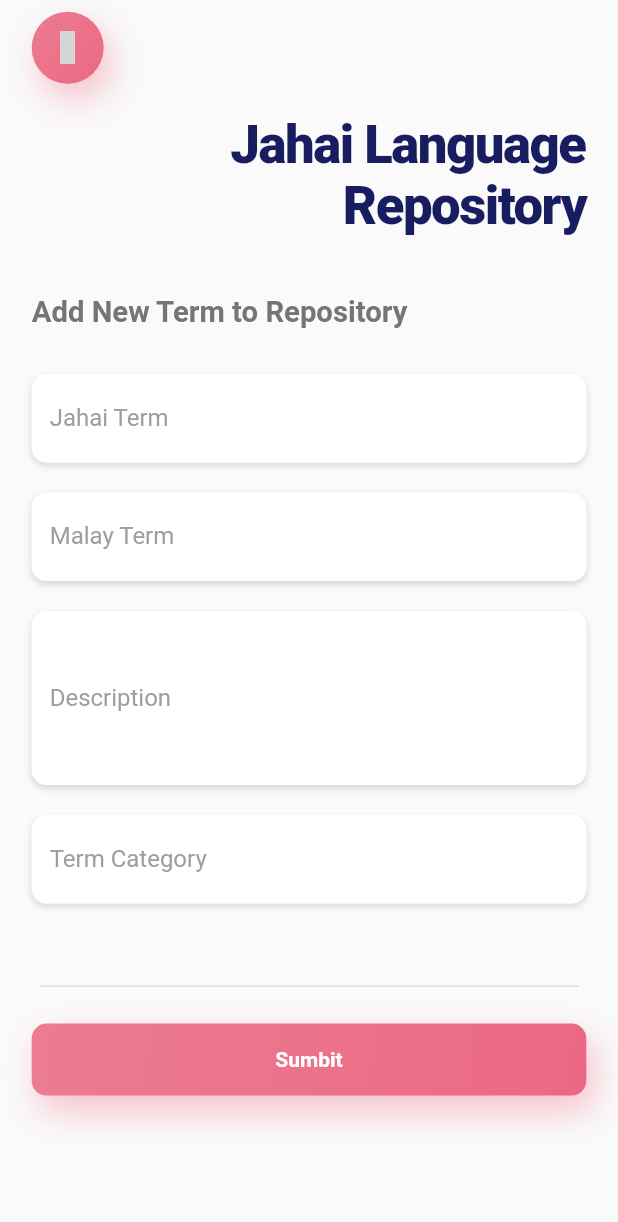
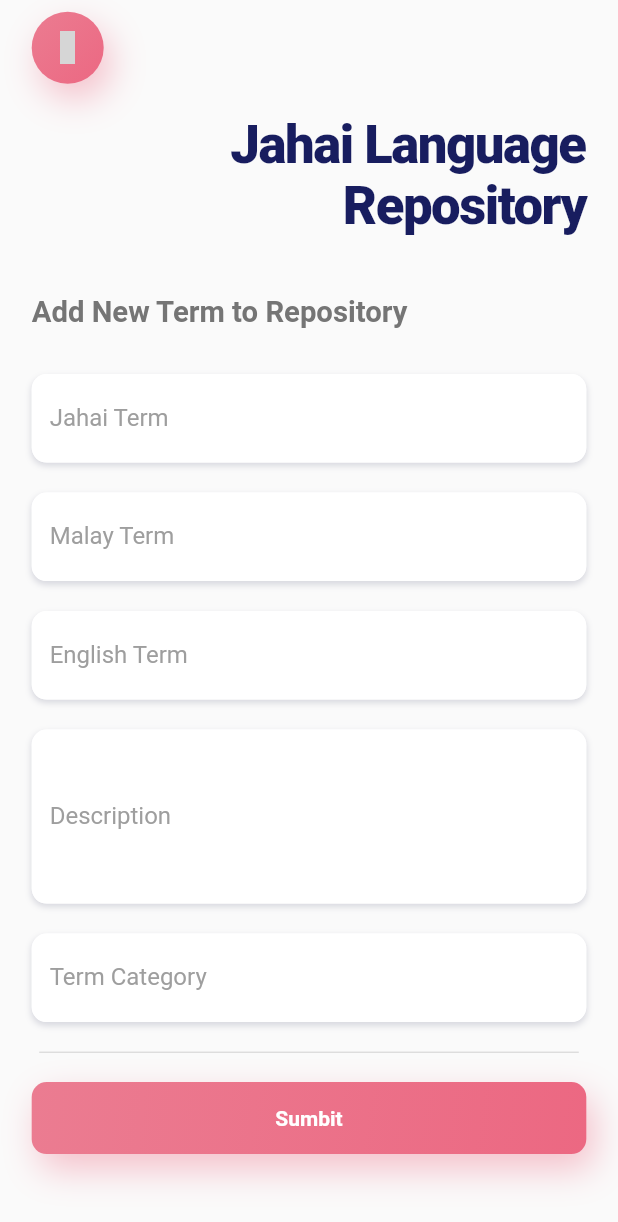
Before and after one commit to aisarnazmi/digital_jahai, a Flutter app: the LibraryView screen opened directly, on a phone screen of 412 x 824 dp. Shown: the top 1222 px of the screen. Run offline on Flutter 3.47's test engine with Material 2 defaults, Android fonts, the phone set to English and light mode, and no system bars; our stand-ins replace flutter_linkify, flutter_screenutil, flutter_svg, get, get_storage, iconly and 3 more; missing offline and left inert: ms_undraw, platform_device_id; accounts and stored records are empty; grey boxes are pictures that could not be loaded.

Commit message:
implement getx controller for library module

```diff
--- a/lib/views/library_view.dart
+++ b/lib/views/library_view.dart
@@ -1,90 +1,25 @@
-// Dart imports:
-import 'dart:async';
-
 // Flutter imports:
 import 'package:flutter/material.dart';
 
 // Package imports:
-import 'package:cool_alert/cool_alert.dart';
 import 'package:flutter_screenutil/flutter_screenutil.dart';
+import 'package:get/get.dart';
 import 'package:iconly/iconly.dart';
+import 'package:modal_bottom_sheet/modal_bottom_sheet.dart';
 
 // Project imports:
-import '../utils/http_service.dart';
+import '../controllers/library_controller.dart';
 
-class LibraryView extends StatefulWidget {
-  const LibraryView({Key? key}) : super(key: key);
-
-  @override
-  State<LibraryView> createState() => _LibraryViewState();
-}
-
-class _LibraryViewState extends State<LibraryView> {
-  final TextEditingController jahaiTermController = TextEditingController();
-  final TextEditingController malayTermController = TextEditingController();
-  final TextEditingController englishTermController = TextEditingController();
-  final TextEditingController descriptionController = TextEditingController();
-  final TextEditingController termCategoryController = TextEditingController();
-
-  Future _storeLibrary(BuildContext context) async {
-    CoolAlert.show(
-        context: context,
-        type: CoolAlertType.loading,
-        text: "Please wait...",
-        barrierDismissible: false);
-
-    var payload = {
-      "jahai_term": jahaiTermController.text,
-      "malay_term": malayTermController.text,
-      "english_term": englishTermController.text,
-      "description": descriptionController.text,
-      "term_category": termCategoryController.text
-    };
-
-    final headers = {
-      'Content-Type': 'application/json',
-      'Accept': 'application/json'
-    };
-
-    final response =
-        await HttpService().post('/library/store', headers, payload);
-
-    if (response.statusCode == 200) {
-      if (!mounted) return;
-      Navigator.pop(context);
-
-      jahaiTermController.text = "";
-      malayTermController.text = "";
-      englishTermController.text = "";
-      descriptionController.text = "";
-      termCategoryController.text = "";
-
-      CoolAlert.show(
-          context: context,
-          type: CoolAlertType.success,
-          title: "Thank you!!!",
-          text: "New terms successfully added.");
-    } else {
-      if (!mounted) return;
-      Navigator.pop(context);
-
-      CoolAlert.show(
-          context: context,
-          type: CoolAlertType.error,
-          title: 'Oops...',
-          text: 'Sorry, something went wrong');
-    }
-  }
+class LibraryView extends GetView<LibraryController> {
+  LibraryView({Key? key}) : super(key: key);
 
   final _formKey = GlobalKey<FormState>();
 
   @override
-  void initState() {
-    super.initState();
-  }
-
-  @override
   Widget build(BuildContext context) {
+    return GetBuilder<LibraryController>(
+        init: LibraryController(),
+        builder: (controller) {
           return Scaffold(
             backgroundColor: const Color(0xfffafafa),
             body: SafeArea(
@@ -112,14 +47,15 @@ class _LibraryViewState extends State<LibraryView> {
                                     BoxShadow(
                                       offset: Offset(5, 10),
                                       blurRadius: 20.0,
-                                color: const Color(0xffec6882).withOpacity(0.4),
+                                      color: const Color(0xffec6882)
+                                          .withOpacity(0.4),
                                     )
                                   ],
                                   borderRadius:
                                       BorderRadius.all(Radius.circular(50.0))),
                               child: IconButton(
                                 onPressed: () {
-                            Navigator.pop(context);
+                                  Get.back();
                                 },
                                 color: Colors.white,
                                 icon: Icon(
@@ -192,15 +128,15 @@ class _LibraryViewState extends State<LibraryView> {
                                       BoxShadow(
                                         offset: Offset(0, 2),
                                         blurRadius: 3.0,
-                                  color: Color(0xFF8B8DA3).withOpacity(0.3),
+                                        color:
+                                            Color(0xFF8B8DA3).withOpacity(0.3),
                                       )
                                     ],
                                   ),
                                   child: TextFormField(
-                              controller: jahaiTermController,
+                                    controller: controller.jahaiTermController,
                                     validator: (value) {
-                                if (value == null || value.isEmpty) {
-                                }
+                                      if (value == null || value.isEmpty) {}
                                       return null;
                                     },
                                     decoration: InputDecoration(
@@ -212,13 +148,13 @@ class _LibraryViewState extends State<LibraryView> {
                                         enabledBorder: OutlineInputBorder(
                                             borderRadius: BorderRadius.all(
                                                 Radius.circular(10.0)),
-                                      borderSide:
-                                          BorderSide(color: Colors.white)),
+                                            borderSide: BorderSide(
+                                                color: Colors.white)),
                                         focusedBorder: OutlineInputBorder(
                                             borderRadius: BorderRadius.all(
                                                 Radius.circular(10.0)),
-                                      borderSide:
-                                          BorderSide(color: Colors.grey))),
+                                            borderSide: BorderSide(
+                                                color: Colors.grey))),
                                   ),
                                 ),
                                 SizedBox(height: 20.0),
@@ -230,12 +166,13 @@ class _LibraryViewState extends State<LibraryView> {
                                       BoxShadow(
                                         offset: Offset(0, 2),
                                         blurRadius: 3.0,
-                                  color: Color(0xFF8B8DA3).withOpacity(0.3),
+                                        color:
+                                            Color(0xFF8B8DA3).withOpacity(0.3),
                                       )
                                     ],
                                   ),
                                   child: TextFormField(
-                              controller: malayTermController,
+                                    controller: controller.malayTermController,
                                     decoration: InputDecoration(
                                         labelText: 'Malay Term',
                                         labelStyle: TextStyle(
@@ -246,8 +183,8 @@ class _LibraryViewState extends State<LibraryView> {
                                         enabledBorder: OutlineInputBorder(
                                             borderRadius: BorderRadius.all(
                                                 Radius.circular(10.0)),
-                                      borderSide:
-                                          BorderSide(color: Colors.white)),
+                                            borderSide: BorderSide(
+                                                color: Colors.white)),
                                         focusedBorder: OutlineInputBorder(
                                             borderRadius: BorderRadius.all(
                                                 Radius.circular(10.0)),
@@ -260,62 +197,23 @@ class _LibraryViewState extends State<LibraryView> {
                                   ),
                                 ),
                                 SizedBox(height: 20.0),
-                          // Container(
-                          //   decoration: BoxDecoration(
-                          //     color: Colors.white,
-                          //     borderRadius: BorderRadius.circular(10),
-                          //     boxShadow: [
-                          //       BoxShadow(
-                          //         offset: Offset(0, 2),
-                          //         blurRadius: 3.0,
-                          //         color: Color(0xFF8B8DA3).withOpacity(0.3),
-                          //       )
-                          //     ],
-                          //   ),
-                          //   child: TextFormField(
-                          //     controller: englishTermController,
-                          //     decoration: InputDecoration(
-                          //         labelText: 'English Term',
-                          //         labelStyle: TextStyle(
-                          //           color: Colors.grey,
-                          //           backgroundColor: Colors.white,
-                          //         ),
-                          //         // errorText: 'Error message',
-                          //         enabledBorder: OutlineInputBorder(
-                          //             borderRadius: BorderRadius.all(
-                          //                 Radius.circular(10.0)),
-                          //             borderSide:
-                          //                 BorderSide(color: Colors.white)),
-                          //         focusedBorder: OutlineInputBorder(
-                          //             borderRadius: BorderRadius.all(
-                          //                 Radius.circular(10.0)),
-                          //             borderSide:
-                          //                 BorderSide(color: Colors.grey))
-                          //         // suffixIcon: Icon(
-                          //         //   Icons.error,
-                          //         // ),
-                          //         ),
-                          //   ),
-                          // ),
-                          // SizedBox(height: 30.0),
                                 Container(
                                   decoration: BoxDecoration(
-                              color: Colors.white,
+                                    color: Color.fromRGBO(255, 255, 255, 1),
                                     borderRadius: BorderRadius.circular(10),
                                     boxShadow: [
                                       BoxShadow(
                                         offset: Offset(0, 2),
                                         blurRadius: 3.0,
-                                  color: Color(0xFF8B8DA3).withOpacity(0.3),
+                                        color:
+                                            Color(0xFF8B8DA3).withOpacity(0.3),
                                       )
                                     ],
                                   ),
                                   child: TextFormField(
-                              controller: descriptionController,
-                              minLines: 4,
-                              maxLines: 4,
+                                    controller: controller.englishTermController,
                                     decoration: InputDecoration(
-                                  labelText: 'Description',
+                                        labelText: 'English Term',
                                         labelStyle: TextStyle(
                                           color: Colors.grey,
                                           // backgroundColor: Colors.white,
@@ -324,8 +222,8 @@ class _LibraryViewState extends State<LibraryView> {
                                         enabledBorder: OutlineInputBorder(
                                             borderRadius: BorderRadius.all(
                                                 Radius.circular(10.0)),
-                                      borderSide:
-                                          BorderSide(color: Colors.white)),
+                                            borderSide: BorderSide(
+                                                color: Colors.white)),
                                         focusedBorder: OutlineInputBorder(
                                             borderRadius: BorderRadius.all(
                                                 Radius.circular(10.0)),
@@ -346,14 +244,18 @@ class _LibraryViewState extends State<LibraryView> {
                                       BoxShadow(
                                         offset: Offset(0, 2),
                                         blurRadius: 3.0,
-                                  color: Color(0xFF8B8DA3).withOpacity(0.3),
+                                        color:
+                                            Color(0xFF8B8DA3).withOpacity(0.3),
                                       )
                                     ],
                                   ),
                                   child: TextFormField(
-                              controller: termCategoryController,
+                                    controller:
+                                        controller.descriptionController,
+                                    minLines: 4,
+                                    maxLines: 4,
                                     decoration: InputDecoration(
-                                  labelText: 'Term Category',
+                                        labelText: 'Description',
                                         labelStyle: TextStyle(
                                           color: Colors.grey,
                                           // backgroundColor: Colors.white,
@@ -362,8 +264,8 @@ class _LibraryViewState extends State<LibraryView> {
                                         enabledBorder: OutlineInputBorder(
                                             borderRadius: BorderRadius.all(
                                                 Radius.circular(10.0)),
-                                      borderSide:
-                                          BorderSide(color: Colors.white)),
+                                            borderSide: BorderSide(
+                                                color: Colors.white)),
                                         focusedBorder: OutlineInputBorder(
                                             borderRadius: BorderRadius.all(
                                                 Radius.circular(10.0)),
@@ -375,9 +277,48 @@ class _LibraryViewState extends State<LibraryView> {
                                         ),
                                   ),
                                 ),
-                          SizedBox(height: 30.0),
+                                SizedBox(height: 20.0),
+                                Container(
+                                  decoration: BoxDecoration(
+                                    color: Colors.white,
+                                    borderRadius: BorderRadius.circular(10),
+                                    boxShadow: [
+                                      BoxShadow(
+                                        offset: Offset(0, 2),
+                                        blurRadius: 3.0,
+                                        color:
+                                            Color(0xFF8B8DA3).withOpacity(0.3),
+                                      )
+                                    ],
+                                  ),
+                                  child: TextFormField(
+                                    controller:
+                                        controller.termCategoryController,
+                                    decoration: InputDecoration(
+                                        labelText: 'Term Category',
+                                        labelStyle: TextStyle(
+                                          color: Colors.grey,
+                                          // backgroundColor: Colors.white,
+                                        ),
+                                        // errorText: 'Error message',
+                                        enabledBorder: OutlineInputBorder(
+                                            borderRadius: BorderRadius.all(
+                                                Radius.circular(10.0)),
+                                            borderSide: BorderSide(
+                                                color: Colors.white)),
+                                        focusedBorder: OutlineInputBorder(
+                                            borderRadius: BorderRadius.all(
+                                                Radius.circular(10.0)),
+                                            borderSide:
+                                                BorderSide(color: Colors.grey))
+                                        // suffixIcon: Icon(
+                                        //   Icons.error,
+                                        // ),
+                                        ),
+                                  ),
+                                ),
                                 Divider(
-                            height: 50.0,
+                                  height: 40.0,
                                   thickness: 0.3,
                                   indent: 5,
                                   endIndent: 5,
@@ -402,13 +343,22 @@ class _LibraryViewState extends State<LibraryView> {
                                               .withOpacity(0.4),
                                         )
                                       ],
-                                borderRadius:
-                                    BorderRadius.all(Radius.circular(10.0))),
+                                      borderRadius: BorderRadius.all(
+                                          Radius.circular(10.0))),
                                   child: TextButton(
                                     onPressed: () {
-                                if (_formKey.currentState!.validate()) {
-                                  _storeLibrary(context);
-                                }
+                                      // if (_formKey.currentState!.validate()) {
+                                      //   storeLibrary(context);
+                                      // }
+                                      showCupertinoModalBottomSheet(
+                                          context: context,
+                                          backgroundColor: Colors.white,
+                                          builder: (context) {
+                                            return controller.statusModal();
+                                          });
+                                      controller.update();
+                                      controller.initStoreTermFuture();
+                                      controller.update();
                                     },
                                     child: Text("Sumbit",
                                         style: TextStyle(
@@ -420,49 +370,12 @@ class _LibraryViewState extends State<LibraryView> {
                               ],
                             ),
                           )),
-                // Row(
-                //   mainAxisAlignment: MainAxisAlignment.end,
-                //   children: <Widget>[
-                //     Container(
-                //       margin: EdgeInsets.symmetric(
-                //           horizontal: 20.0.w, vertical: 20.0.h),
-                //       padding: EdgeInsets.symmetric(horizontal: 20.0.w),
-                //       decoration: BoxDecoration(
-                //           gradient: LinearGradient(
-                //             begin: Alignment.topLeft,
-                //             end: Alignment.bottomRight,
-                //             colors: const [
-                //               Color(0xffeb7c91),
-                //               Color(0xffec6882),
-                //             ],
-                //           ),
-                //           boxShadow: [
-                //             BoxShadow(
-                //               offset: Offset(5, 10),
-                //               blurRadius: 20.0,
-                //               color: const Color(0xffec6882).withOpacity(0.4),
-                //             )
-                //           ],
-                //           borderRadius:
-                //               BorderRadius.all(Radius.circular(10.0))),
-                //       child: TextButton(
-                //         onPressed: () {
-                //           _storeLibrary(context);
-                //         },
-                //         child: Text("Sumbit",
-                //             style: TextStyle(
-                //               color: Colors.white,
-                //               fontWeight: FontWeight.w600,
-                //             )),
-                //       ),
-                //     ),
-                //   ],
-                // )
                     ],
                   ),
                 ),
               ),
             ),
           );
+        });
   }
 }
```
Also changed, not shown: assets/lottie/loading-failed.json (+1 -1 lines), lib/controllers/auth_controller.dart (+13 -10 lines), lib/controllers/library_controller.dart (+58 -15 lines), lib/views/home_view.dart (+6 -6 lines), lib/views/translate_view.dart (+18 -18 lines). Lines whose indentation alone changed are shown as unchanged.
